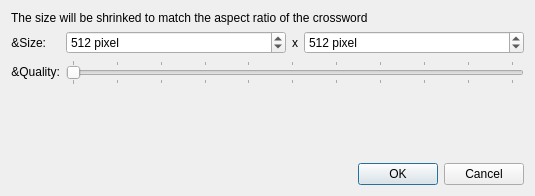
First picture: the form in src/export_to_image.ui, repository zero804/krossword, before the edit.
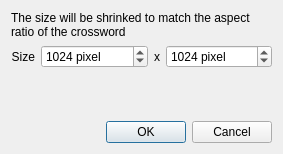
Second picture: the form after the edit.

Commit message: simplified image export dialog

Diff of the .ui file:
```diff
--- a/src/export_to_image.ui
+++ b/src/export_to_image.ui
@@ -6,8 +6,8 @@
    <rect>
     <x>0</x>
     <y>0</y>
-    <width>535</width>
-    <height>196</height>
+    <width>283</width>
+    <height>154</height>
    </rect>
   </property>
   <property name="sizePolicy">
@@ -47,7 +47,7 @@
         </sizepolicy>
        </property>
        <property name="text">
-        <string>&amp;Size:</string>
+        <string>Size</string>
        </property>
        <property name="alignment">
         <set>Qt::AlignRight|Qt::AlignTrailing|Qt::AlignVCenter</set>
@@ -74,7 +74,7 @@
           <number>20000</number>
          </property>
          <property name="value">
-          <number>512</number>
+          <number>1024</number>
          </property>
         </widget>
        </item>
@@ -112,50 +112,12 @@
           <number>20000</number>
          </property>
          <property name="value">
-          <number>512</number>
+          <number>1024</number>
          </property>
         </widget>
        </item>
       </layout>
      </item>
-     <item row="1" column="0">
-      <widget class="QLabel" name="label_4">
-       <property name="sizePolicy">
-        <sizepolicy hsizetype="Expanding" vsizetype="Preferred">
-         <horstretch>0</horstretch>
-         <verstretch>0</verstretch>
-        </sizepolicy>
-       </property>
-       <property name="text">
-        <string>&amp;Quality:</string>
-       </property>
-       <property name="alignment">
-        <set>Qt::AlignRight|Qt::AlignTrailing|Qt::AlignVCenter</set>
-       </property>
-      </widget>
-     </item>
-     <item row="1" column="1">
-      <widget class="QSlider" name="quality">
-       <property name="minimum">
-        <number>-1</number>
-       </property>
-       <property name="maximum">
-        <number>100</number>
-       </property>
-       <property name="value">
-        <number>-1</number>
-       </property>
-       <property name="orientation">
-        <enum>Qt::Horizontal</enum>
-       </property>
-       <property name="tickPosition">
-        <enum>QSlider::TicksBothSides</enum>
-       </property>
-       <property name="tickInterval">
-        <number>10</number>
-       </property>
-      </widget>
-     </item>
     </layout>
    </item>
    <item>
```
The commit also changes 1 other file.
